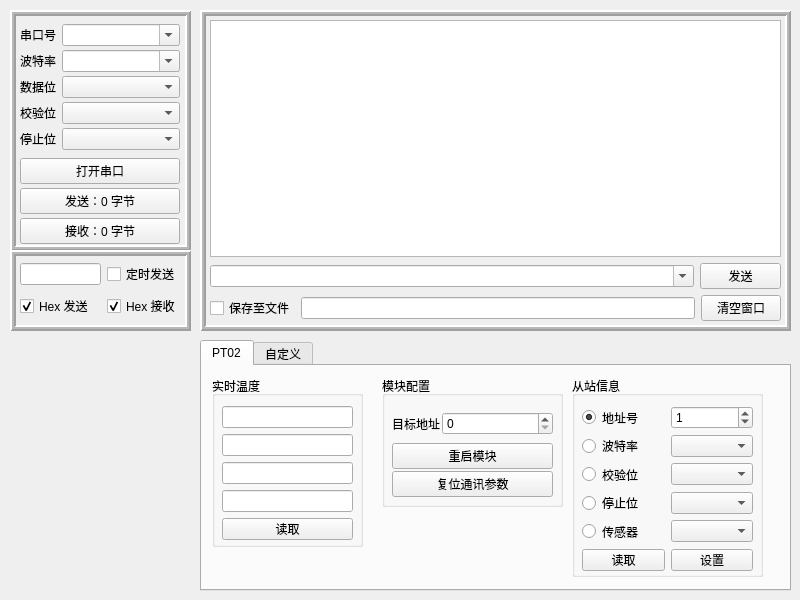
Old version of the form form/frmcomtool.ui in the repository KingChenFY/SerialPortTool.
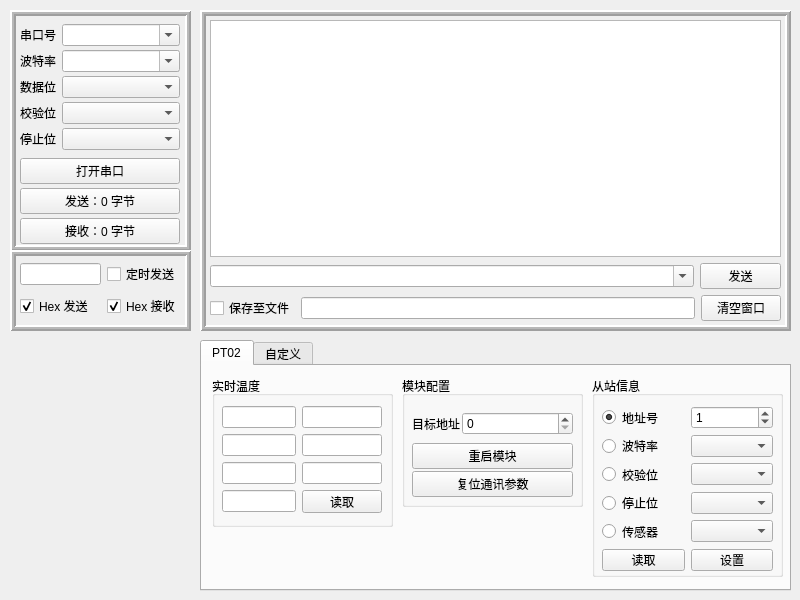
New version of the form.

Commit message: 优化代码，临时保存

Patch:
```diff
--- a/form/frmcomtool.ui
+++ b/form/frmcomtool.ui
@@ -351,7 +351,7 @@
     <widget class="QGroupBox" name="groupBox">
      <property name="geometry">
       <rect>
-       <x>370</x>
+       <x>390</x>
        <y>10</y>
        <width>191</width>
        <height>201</height>
@@ -450,7 +450,7 @@
     <widget class="QGroupBox" name="groupBox_3">
      <property name="geometry">
       <rect>
-       <x>180</x>
+       <x>200</x>
        <y>10</y>
        <width>181</width>
        <height>131</height>
@@ -518,8 +518,8 @@
       <rect>
        <x>10</x>
        <y>10</y>
-       <width>151</width>
-       <height>171</height>
+       <width>181</width>
+       <height>151</height>
       </rect>
      </property>
      <property name="title">
@@ -530,28 +530,37 @@
        <rect>
         <x>10</x>
         <y>30</y>
-        <width>131</width>
-        <height>134</height>
+        <width>160</width>
+        <height>107</height>
        </rect>
       </property>
-      <layout class="QVBoxLayout" name="verticalLayout_4">
-       <item>
-        <widget class="QLineEdit" name="lineEdit_TempValue_1">
-         <property name="readOnly">
-          <bool>true</bool>
-         </property>
-        </widget>
+      <layout class="QGridLayout" name="gridLayout_3">
+       <item row="3" column="0">
+        <widget class="QLineEdit" name="lineEdit_TempValue_4"/>
        </item>
-       <item>
+       <item row="1" column="0">
         <widget class="QLineEdit" name="lineEdit_TempValue_2"/>
        </item>
-       <item>
+       <item row="2" column="0">
         <widget class="QLineEdit" name="lineEdit_TempValue_3"/>
        </item>
-       <item>
-        <widget class="QLineEdit" name="lineEdit_TempValue_4"/>
+       <item row="0" column="0">
+        <widget class="QLineEdit" name="lineEdit_TempValue_1">
+         <property name="readOnly">
+          <bool>true</bool>
+         </property>
+        </widget>
        </item>
-       <item>
+       <item row="0" column="1">
+        <widget class="QLineEdit" name="lineEdit"/>
+       </item>
+       <item row="1" column="1">
+        <widget class="QLineEdit" name="lineEdit_2"/>
+       </item>
+       <item row="2" column="1">
+        <widget class="QLineEdit" name="lineEdit_3"/>
+       </item>
+       <item row="3" column="1">
         <widget class="QPushButton" name="pushButton_ReadTemp">
          <property name="text">
           <string>读取</string>
```
Left out of the diff: 2 changed lines with no effect on the pictures. The commit also changes 2 other files.
